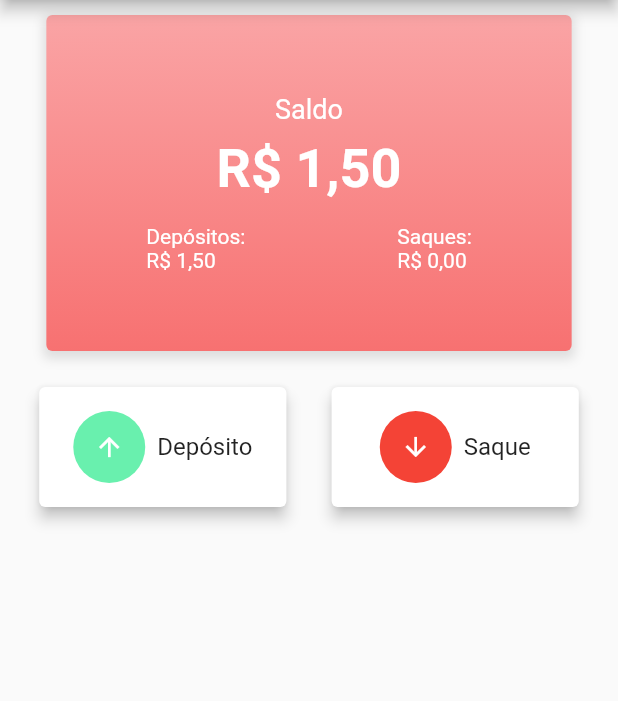
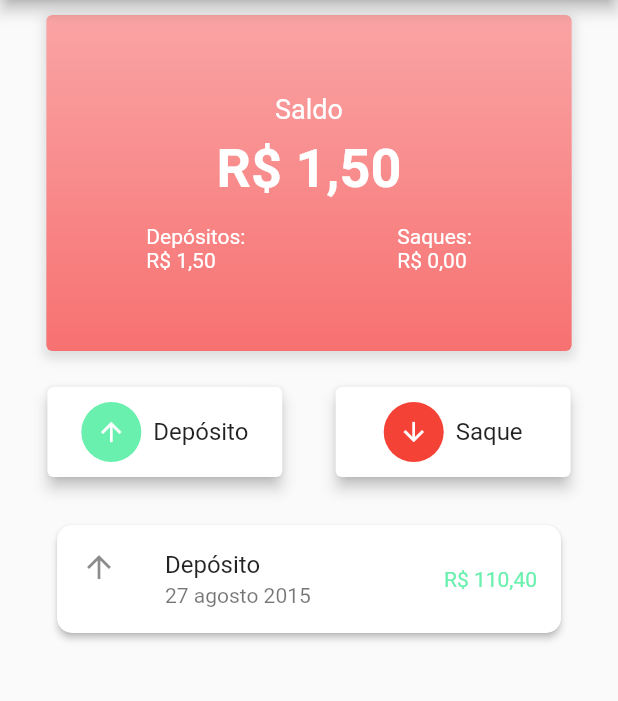
Before and after one commit to mayconndouglass/simple-finance-control-app, a Flutter app: the screen it shows after launch, after a tap on "Depósito", on a phone screen of 412 x 824 dp, the part 84-785 px from its top. Run offline on Flutter 3.47's test engine with Material 2 defaults, Android fonts, the phone set to English and light mode, and no system bars.

```diff
--- a/lib/consts.dart
+++ b/lib/consts.dart
@@ -1,5 +1,9 @@
 import 'package:flutter/material.dart';
 
 const whiteColor = Color(0xFFFFFFFF);
+
 const lightPink = Color(0xFFFAA4A5);
 const dartPink = Color(0xFFF77171);
+
+const greenLight = Colors.greenAccent;
+const red = Colors.red;
--- a/lib/pages/finance_page.dart
+++ b/lib/pages/finance_page.dart
@@ -1,6 +1,8 @@
 import 'package:finance/consts.dart';
 import 'package:flutter/material.dart';
+import 'dart:math';
 
+import '../utils/generate_Random_Date.dart';
 import '../utils/get_month_name.dart';
 import '../widgets/rounded_card.dart';
 import '../utils/transactions.dart';
@@ -14,6 +16,10 @@ class FinancePage extends StatefulWidget {
 
 class FinancePageState extends State<FinancePage> {
   List<Transaction> transactions = [];
+  double accountBalance = 0.0;
+  double totalDeposits = 0.0;
+  double totalWithdrawals = 0.0;
+  final random = Random();
 
   String _formatValue(double value) {
     final intValue = value.toInt();
@@ -27,6 +33,21 @@ class FinancePageState extends State<FinancePage> {
     final formattedDoubleValue = doubleValue.toStringAsFixed(2).split('.')[1];
 
     return '$formattedIntValue,$formattedDoubleValue';
+  }
+
+  void deposit() {
+    final depositValue = random.nextDouble() * 999.99;
+    final transaction = Transaction(
+      description: 'Depósito',
+      icon: Icons.arrow_upward,
+      date: RandomDateGenerator.execute(),
+      value: depositValue,
+    );
+    setState(() {
+      transactions.add(transaction);
+      accountBalance += depositValue;
+      totalDeposits += depositValue;
+    });
   }
 
   @override
@@ -66,7 +87,7 @@ class FinancePageState extends State<FinancePage> {
                   ),
                 ],
               ),
-              margin: const EdgeInsets.symmetric(horizontal: 16),
+              margin: const EdgeInsets.symmetric(horizontal: 10),
               padding: const EdgeInsets.all(16),
               alignment: Alignment.center,
               child: Column(
@@ -136,22 +157,24 @@ class FinancePageState extends State<FinancePage> {
               ),
             ),
             const SizedBox(height: 20),
-            const Row(
+            Row(
               mainAxisAlignment: MainAxisAlignment.spaceEvenly,
               children: [
                 RoundedCart(
-                  color: Colors.greenAccent,
+                  onPressed: deposit,
+                  color: greenLight,
                   text: 'Depósito',
-                  icon: Icon(
+                  icon: const Icon(
                     Icons.arrow_upward,
                     size: 20,
                     color: Colors.white,
                   ),
                 ),
                 RoundedCart(
-                  color: Colors.red,
+                  onPressed: () {},
+                  color: red,
                   text: 'Saque',
-                  icon: Icon(
+                  icon: const Icon(
                     Icons.arrow_downward,
                     size: 20,
                     color: Colors.white,
@@ -170,16 +193,16 @@ class FinancePageState extends State<FinancePage> {
                   shape: RoundedRectangleBorder(
                     borderRadius: BorderRadius.circular(10),
                   ),
-                  margin: const EdgeInsets.symmetric(horizontal: 16, vertical: 8),
-                  child: Container(
-                    decoration: BoxDecoration(
+                  margin: const EdgeInsets.symmetric(horizontal: 38, vertical: 8),
+                  /*child: Container(
+                     decoration: BoxDecoration(
                       border: Border(
                         left: BorderSide(
-                          color: transaction.value < 0 ? Colors.red : Colors.greenAccent,
+                          color: transaction.value < 0 ? red : greenLight,
                           width: 4,
                         ),
                       ),
-                    ),
+                    ), */
                     child: ListTile(
                       leading: Icon(transaction.icon),
                       title: Text(transaction.description),
@@ -189,11 +212,11 @@ class FinancePageState extends State<FinancePage> {
                       trailing: Text(
                         'R\$ ${_formatValue(transaction.value)}',
                         style: TextStyle(
-                          color: transaction.value < 0 ? Colors.red : Colors.greenAccent,
+                          color: transaction.value < 0 ? red : greenLight,
                         ),
                       ),
                     ),
-                  ),
+                  /* ), */
                 );
               },
             ),
--- /dev/null
+++ b/lib/utils/generate_random_date.dart
@@ -0,0 +1,12 @@
+import 'dart:math';
+
+class RandomDateGenerator {
+  static DateTime execute() {
+    final random = Random();
+    final startDate = DateTime(1996, 03, 11);
+    final endDate = DateTime(2023, 12, 31);
+
+    final randomDay = random.nextInt(endDate.difference(startDate).inDays);
+    return startDate.add(Duration(days: randomDay));
+  }
+}
--- a/lib/utils/get_month_name.dart
+++ b/lib/utils/get_month_name.dart
@@ -28,3 +28,5 @@ String getMonthName(int month) {
       return '';
   }
 }
+
+//TODO Transformar em uma classe
--- a/lib/widgets/rounded_card.dart
+++ b/lib/widgets/rounded_card.dart
@@ -4,29 +4,31 @@ class RoundedCart extends StatelessWidget {
   final Color color;
   final Icon icon;
   final String text;
+  final void Function() onPressed;
 
   const RoundedCart({
     super.key,
     required this.color,
     required this.icon,
     required this.text,
+    required this.onPressed,
   });
 
   @override
   Widget build(BuildContext context) {
     return GestureDetector(
-      onTap: () {}, //TODO Valor dinamico
+      onTap: onPressed, //TODO Valor dinamico
       child: Card(
         elevation: 4,
         child: Container(
-          width: MediaQuery.of(context).size.width * 0.4,
-          padding: const EdgeInsets.all(16),
+          width: MediaQuery.of(context).size.width * 0.38,
+          padding: const EdgeInsets.all(10),
           child: Row(
           mainAxisAlignment: MainAxisAlignment.center,
           children: [
             Container(
-              width: 48,
-              height: 48,
+              width: 40,
+              height: 40,
               decoration: BoxDecoration(
                 color: color,
                 shape: BoxShape.circle,
```
